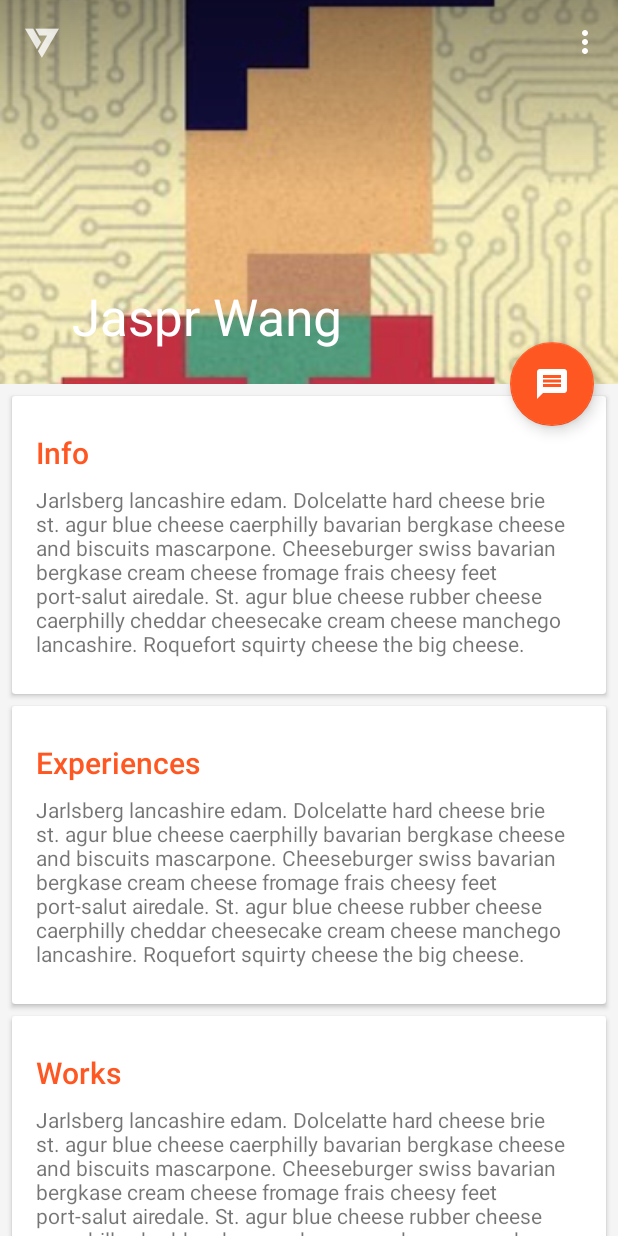
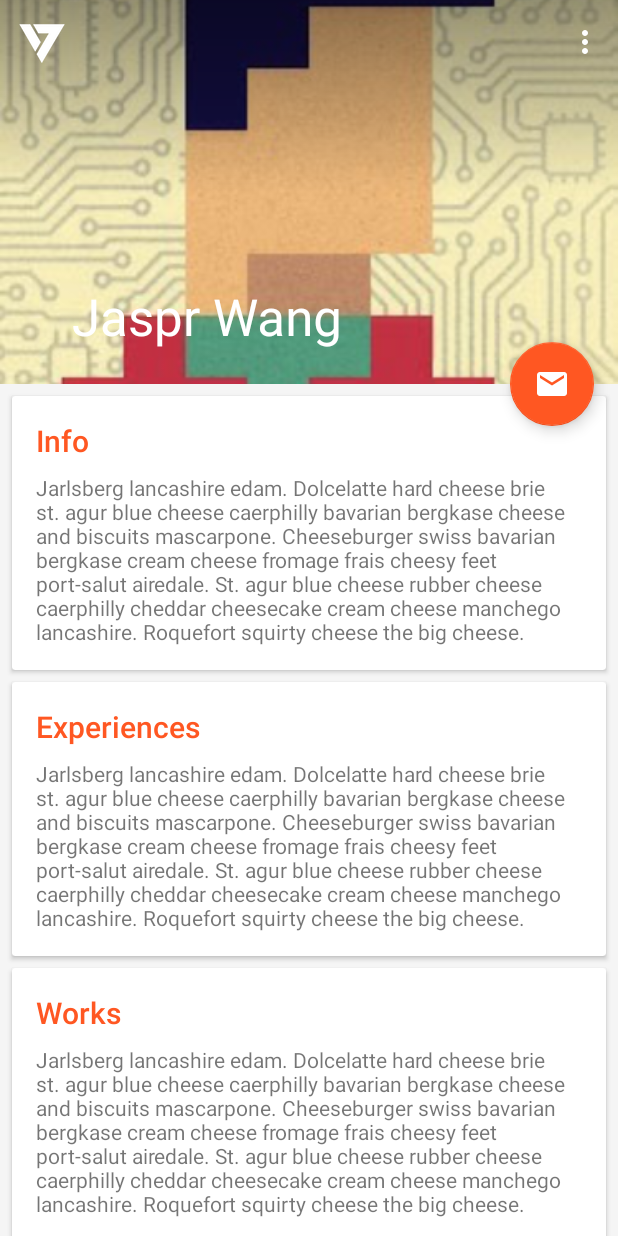
Before and after one commit to Jaspr987/Portfolio, an Android app: the screen it shows after launch (MainActivity), on a phone screen of 412 x 824 dp. Run offline under Robolectric (Android 15) with nearby library versions, the phone set to English and light mode, and no system bars.

Commit message:
Add ripple to CardView and polish UI

```diff
--- a/app/src/main/res/layout/activity_main.xml
+++ b/app/src/main/res/layout/activity_main.xml
@@ -65,6 +65,8 @@
                 android:layout_width="match_parent"
                 android:layout_height="wrap_content"
                 android:layout_margin="@dimen/card_margin"
+                android:clickable="true"
+                android:foreground="?android:attr/selectableItemBackground"
                 android:id="@+id/card1">
 
                 <LinearLayout
@@ -95,6 +97,8 @@
                 android:layout_marginBottom="@dimen/card_margin"
                 android:layout_marginLeft="@dimen/card_margin"
                 android:layout_marginRight="@dimen/card_margin"
+                android:clickable="true"
+                android:foreground="?android:attr/selectableItemBackground"
                 android:id="@+id/card2">
 
                 <LinearLayout
@@ -125,6 +129,8 @@
                 android:layout_marginBottom="@dimen/card_margin"
                 android:layout_marginLeft="@dimen/card_margin"
                 android:layout_marginRight="@dimen/card_margin"
+                android:clickable="true"
+                android:foreground="?android:attr/selectableItemBackground"
                 android:id="@+id/card3">
 
                 <LinearLayout
@@ -159,7 +165,7 @@
         android:id="@+id/fab"
         app:layout_anchor="@id/appbar"
         app:layout_anchorGravity="bottom|right|end"
-        android:src="@drawable/ic_discuss"
+        android:src="@drawable/fab_mail"
         android:layout_margin="@dimen/fab_margin"
         android:clickable="true"/>
 
--- a/app/src/main/res/values/styles.xml
+++ b/app/src/main/res/values/styles.xml
@@ -12,8 +12,8 @@
     <style name="Widget.CardContent" parent="android:Widget">
         <item name="android:paddingLeft">16dp</item>
         <item name="android:paddingRight">16dp</item>
-        <item name="android:paddingTop">24dp</item>
-        <item name="android:paddingBottom">24dp</item>
+        <item name="android:paddingTop">16dp</item>
+        <item name="android:paddingBottom">16dp</item>
         <item name="android:orientation">vertical</item>
     </style>
 
```
Also changed, not shown: app/src/main/res/drawable-hdpi/fab_mail.png (added), app/src/main/res/drawable-hdpi/ic_logo.png, app/src/main/res/drawable-hdpi/ic_mail.png (added), app/src/main/res/drawable-hdpi/ic_phone.png (added), app/src/main/res/drawable-mdpi/fab_mail.png (added), app/src/main/res/drawable-mdpi/ic_logo.png, app/src/main/res/drawable-mdpi/ic_mail.png (added), app/src/main/res/drawable-mdpi/ic_phone.png (added), app/src/main/res/drawable-xhdpi/fab_mail.png (added), app/src/main/res/drawable-xhdpi/ic_logo.png, app/src/main/res/drawable-xhdpi/ic_mail.png (added), app/src/main/res/drawable-xhdpi/ic_phone.png (added), app/src/main/res/drawable-xxhdpi/fab_mail.png (added), app/src/main/res/drawable-xxhdpi/ic_logo.png, 3 more files.
